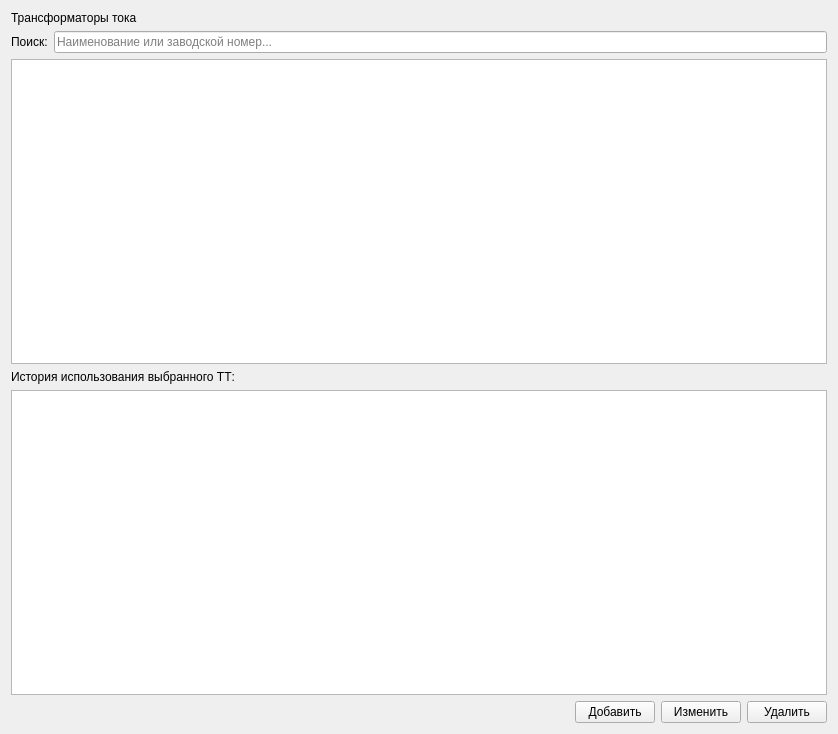
nikola240698/MeteringActs, file ui/currenttransformerswidget.ui: the form before one commit.
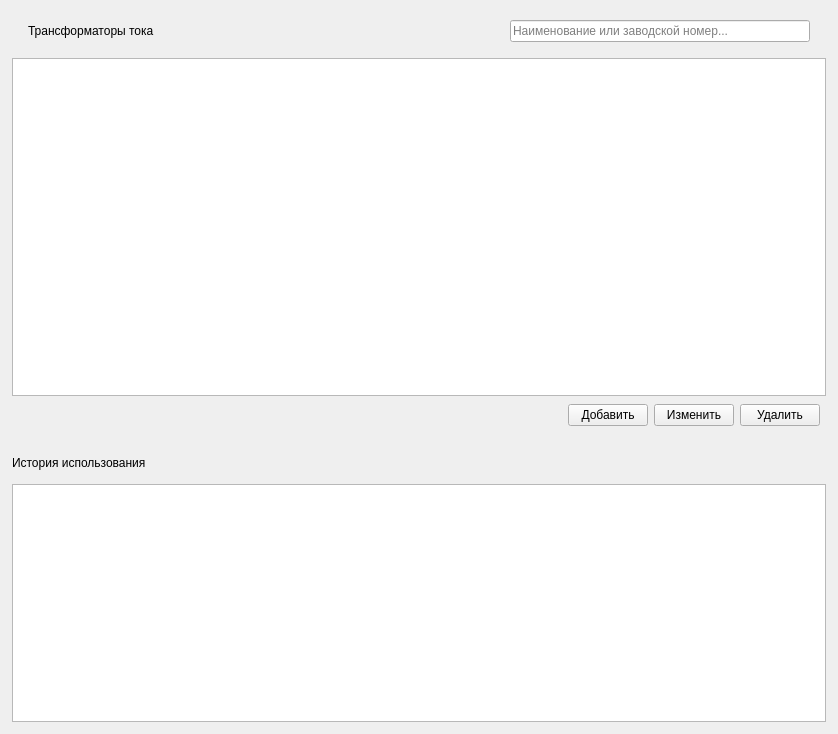
The form after the commit.

```diff
--- a/ui/currenttransformerswidget.ui
+++ b/ui/currenttransformerswidget.ui
@@ -13,7 +13,85 @@
   <property name="windowTitle">
    <string>CurrentTransformersWidget</string>
   </property>
-  <layout class="QVBoxLayout" name="verticalLayout">
+  <layout class="QVBoxLayout" name="verticalLayout" stretch="3,2">
+   <property name="spacing">
+    <number>10</number>
+   </property>
+   <property name="leftMargin">
+    <number>12</number>
+   </property>
+   <property name="topMargin">
+    <number>12</number>
+   </property>
+   <property name="rightMargin">
+    <number>12</number>
+   </property>
+   <property name="bottomMargin">
+    <number>12</number>
+   </property>
+   <item>
+    <widget class="QFrame" name="ctCard">
+     <property name="sizePolicy">
+      <sizepolicy hsizetype="Expanding" vsizetype="Expanding">
+       <horstretch>0</horstretch>
+       <verstretch>0</verstretch>
+      </sizepolicy>
+     </property>
+     <property name="minimumSize">
+      <size>
+       <width>0</width>
+       <height>0</height>
+      </size>
+     </property>
+     <property name="frameShape">
+      <enum>QFrame::Shape::NoFrame</enum>
+     </property>
+     <property name="frameShadow">
+      <enum>QFrame::Shadow::Raised</enum>
+     </property>
+     <property name="card" stdset="0">
+      <bool>true</bool>
+     </property>
+     <layout class="QVBoxLayout" name="ctCardLayout">
+      <property name="spacing">
+       <number>8</number>
+      </property>
+      <property name="leftMargin">
+       <number>0</number>
+      </property>
+      <property name="topMargin">
+       <number>0</number>
+      </property>
+      <property name="rightMargin">
+       <number>0</number>
+      </property>
+      <property name="bottomMargin">
+       <number>0</number>
+      </property>
+      <item>
+       <widget class="QWidget" name="ctToolbarWidget" native="true">
+        <property name="minimumSize">
+         <size>
+          <width>0</width>
+          <height>0</height>
+         </size>
+        </property>
+        <layout class="QHBoxLayout" name="ctToolbarWidgetLayout">
+         <property name="spacing">
+          <number>10</number>
+         </property>
+         <property name="leftMargin">
+          <number>16</number>
+         </property>
+         <property name="topMargin">
+          <number>8</number>
+         </property>
+         <property name="rightMargin">
+          <number>16</number>
+         </property>
+         <property name="bottomMargin">
+          <number>8</number>
+         </property>
    <item>
     <widget class="QLabel" name="titleLabel">
      <property name="text">
@@ -22,16 +100,32 @@
     </widget>
    </item>
    <item>
-    <layout class="QHBoxLayout" name="horizontalLayout">
-     <item>
-      <widget class="QLabel" name="searchLabel">
-       <property name="text">
-        <string>Поиск:</string>
-       </property>
-      </widget>
+          <spacer name="horizontalSpacer_2">
+           <property name="orientation">
+            <enum>Qt::Orientation::Horizontal</enum>
+           </property>
+           <property name="sizeHint" stdset="0">
+            <size>
+             <width>335</width>
+             <height>20</height>
+            </size>
+           </property>
+          </spacer>
      </item>
      <item>
       <widget class="QLineEdit" name="searchLineEdit">
+           <property name="minimumSize">
+            <size>
+             <width>300</width>
+             <height>0</height>
+            </size>
+           </property>
+           <property name="maximumSize">
+            <size>
+             <width>300</width>
+             <height>16777215</height>
+            </size>
+           </property>
        <property name="placeholderText">
         <string>Наименование или заводской номер...</string>
        </property>
@@ -41,6 +135,7 @@
       </widget>
      </item>
     </layout>
+       </widget>
    </item>
    <item>
     <widget class="QTableView" name="ctTableView">
@@ -59,30 +154,19 @@
     </widget>
    </item>
    <item>
-    <widget class="QLabel" name="historyLabel">
-     <property name="text">
-      <string>История использования выбранного ТТ:</string>
-     </property>
-    </widget>
-   </item>
-   <item>
-    <widget class="QTableView" name="ctHistoryTableView">
-     <property name="editTriggers">
-      <set>QAbstractItemView::EditTrigger::NoEditTriggers</set>
-     </property>
-     <property name="alternatingRowColors">
-      <bool>true</bool>
-     </property>
-     <property name="selectionMode">
-      <enum>QAbstractItemView::SelectionMode::SingleSelection</enum>
-     </property>
-     <property name="selectionBehavior">
-      <enum>QAbstractItemView::SelectionBehavior::SelectRows</enum>
-     </property>
-    </widget>
-   </item>
-   <item>
-    <layout class="QHBoxLayout" name="horizontalLayout_2">
+       <layout class="QHBoxLayout" name="buttonsLayout">
+        <property name="spacing">
+         <number>6</number>
+        </property>
+        <property name="topMargin">
+         <number>0</number>
+        </property>
+        <property name="rightMargin">
+         <number>6</number>
+        </property>
+        <property name="bottomMargin">
+         <number>6</number>
+        </property>
      <item>
       <spacer name="horizontalSpacer">
        <property name="orientation">
@@ -97,27 +181,104 @@
       </spacer>
      </item>
      <item>
-      <widget class="QPushButton" name="addButton">
+         <widget class="QPushButton" name="addCtButton">
        <property name="text">
         <string>Добавить</string>
        </property>
       </widget>
      </item>
      <item>
-      <widget class="QPushButton" name="editButton">
+         <widget class="QPushButton" name="editCtButton">
        <property name="text">
         <string>Изменить</string>
        </property>
       </widget>
      </item>
      <item>
-      <widget class="QPushButton" name="deleteButton">
+         <widget class="QPushButton" name="deleteCtButton">
        <property name="text">
         <string>Удалить</string>
        </property>
       </widget>
      </item>
     </layout>
+      </item>
+     </layout>
+    </widget>
+   </item>
+   <item>
+    <widget class="QFrame" name="ctHistoryCard">
+     <property name="sizePolicy">
+      <sizepolicy hsizetype="Preferred" vsizetype="Preferred">
+       <horstretch>0</horstretch>
+       <verstretch>200</verstretch>
+      </sizepolicy>
+     </property>
+     <property name="frameShape">
+      <enum>QFrame::Shape::NoFrame</enum>
+     </property>
+     <property name="frameShadow">
+      <enum>QFrame::Shadow::Raised</enum>
+     </property>
+     <property name="card" stdset="0">
+      <bool>true</bool>
+     </property>
+     <layout class="QVBoxLayout" name="ctHistoryCardLayout">
+      <property name="spacing">
+       <number>0</number>
+      </property>
+      <property name="leftMargin">
+       <number>0</number>
+      </property>
+      <property name="topMargin">
+       <number>0</number>
+      </property>
+      <property name="rightMargin">
+       <number>0</number>
+      </property>
+      <property name="bottomMargin">
+       <number>0</number>
+      </property>
+      <item>
+       <widget class="QLabel" name="historyLabel">
+        <property name="minimumSize">
+         <size>
+          <width>0</width>
+          <height>42</height>
+         </size>
+        </property>
+        <property name="maximumSize">
+         <size>
+          <width>16777215</width>
+          <height>42</height>
+         </size>
+        </property>
+        <property name="text">
+         <string>История использования</string>
+        </property>
+        <property name="cardTitle" stdset="0">
+         <bool>true</bool>
+        </property>
+       </widget>
+      </item>
+      <item>
+       <widget class="QTableView" name="ctHistoryTableView">
+        <property name="editTriggers">
+         <set>QAbstractItemView::EditTrigger::NoEditTriggers</set>
+        </property>
+        <property name="alternatingRowColors">
+         <bool>true</bool>
+        </property>
+        <property name="selectionMode">
+         <enum>QAbstractItemView::SelectionMode::SingleSelection</enum>
+        </property>
+        <property name="selectionBehavior">
+         <enum>QAbstractItemView::SelectionBehavior::SelectRows</enum>
+        </property>
+       </widget>
+      </item>
+     </layout>
+    </widget>
    </item>
   </layout>
  </widget>
```
Left out of the diff: 9 changed lines with no effect on the pictures. Lines whose indentation alone changed are shown as unchanged.
